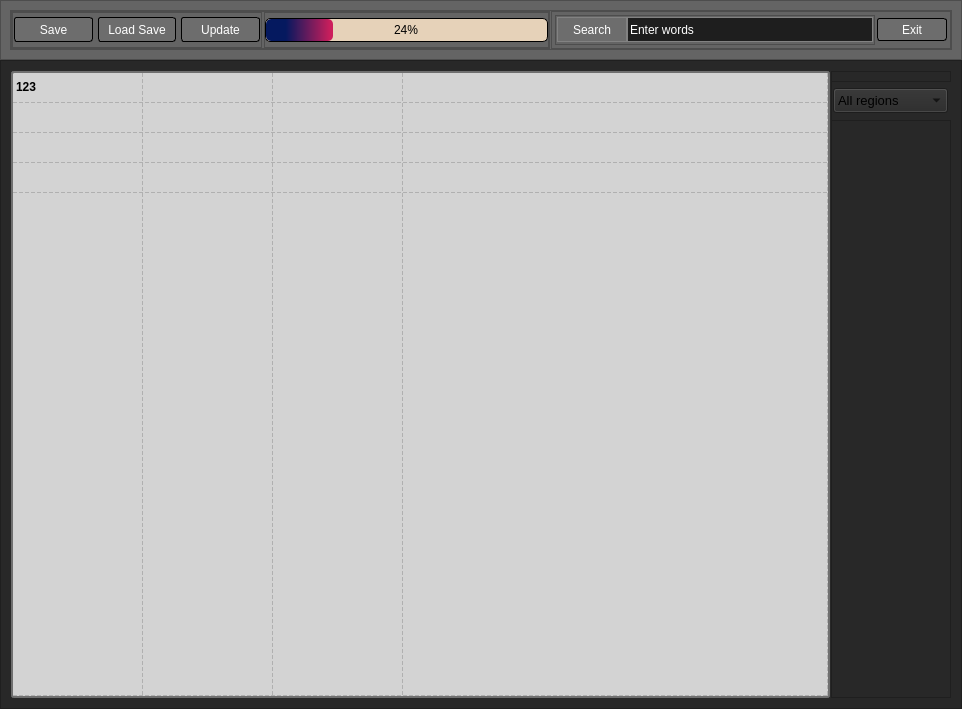
The window that graphic_main.ui (AndreSci/TRADER_pars) describes before a commit, drawn with Qt 5.
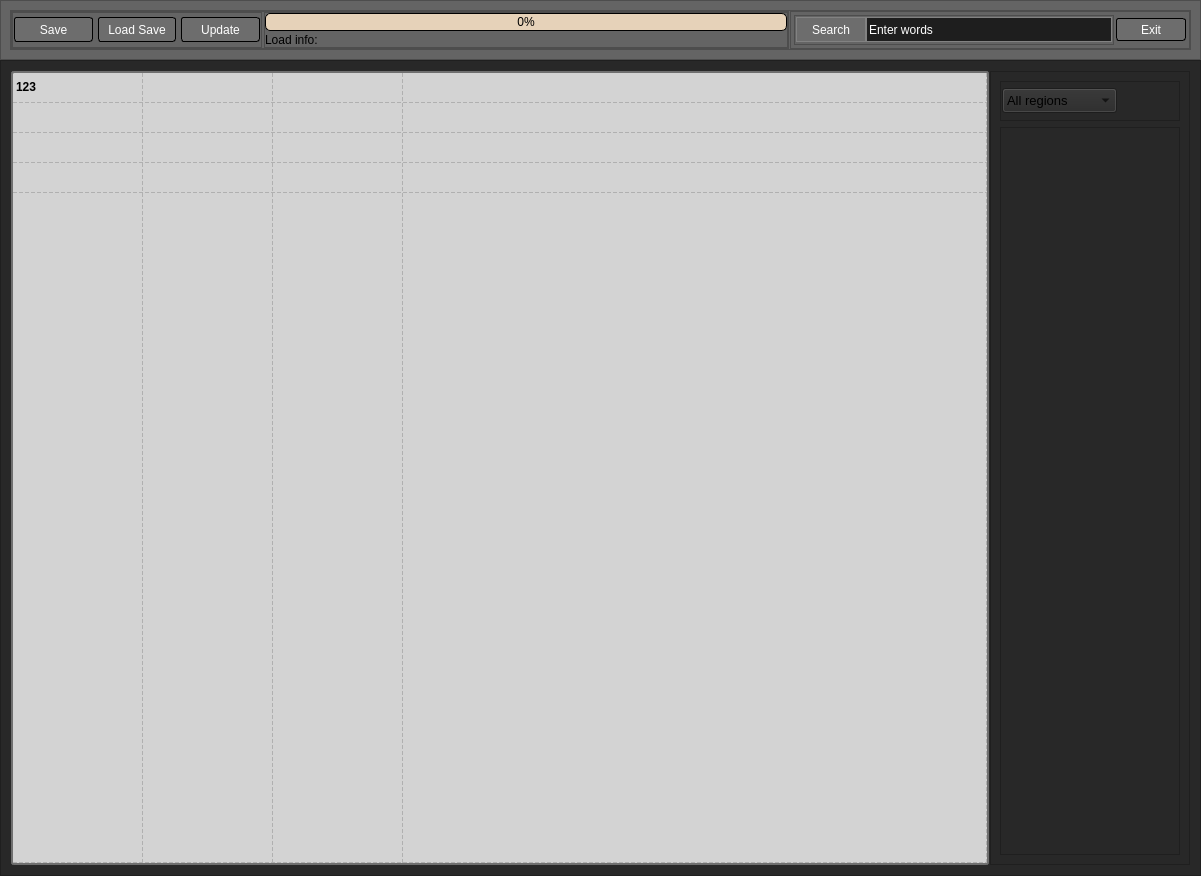
The same window after the commit. Icons and pictures are not drawn.

Commit message: Add web_site table

```diff
--- a/graphic_main.ui
+++ b/graphic_main.ui
@@ -6,8 +6,8 @@
    <rect>
     <x>0</x>
     <y>0</y>
-    <width>962</width>
-    <height>709</height>
+    <width>1201</width>
+    <height>876</height>
    </rect>
   </property>
   <property name="minimumSize">
@@ -324,7 +324,7 @@
 }</string>
                  </property>
                  <property name="value">
-                  <number>24</number>
+                  <number>0</number>
                  </property>
                  <property name="alignment">
                   <set>Qt::AlignCenter</set>
@@ -337,6 +337,13 @@
                  </property>
                 </widget>
                </item>
+               <item>
+                <widget class="QLabel" name="Load_info">
+                 <property name="text">
+                  <string>Load info:</string>
+                 </property>
+                </widget>
+               </item>
               </layout>
              </widget>
             </item>
@@ -637,7 +644,7 @@
            <widget class="QFrame" name="menu_right">
             <property name="minimumSize">
              <size>
-              <width>120</width>
+              <width>200</width>
               <height>0</height>
              </size>
             </property>
@@ -656,15 +663,9 @@
             <property name="frameShadow">
              <enum>QFrame::Raised</enum>
             </property>
+            <layout class="QVBoxLayout" name="verticalLayout_5">
+             <item>
             <widget class="QFrame" name="frame_7">
-             <property name="geometry">
-              <rect>
-               <x>0</x>
-               <y>10</y>
-               <width>125</width>
-               <height>40</height>
-              </rect>
-             </property>
              <property name="minimumSize">
               <size>
                <width>110</width>
@@ -753,6 +754,41 @@
               </item>
              </layout>
             </widget>
+             </item>
+             <item>
+              <widget class="QFrame" name="Web_sites">
+               <property name="minimumSize">
+                <size>
+                 <width>0</width>
+                 <height>0</height>
+                </size>
+               </property>
+               <property name="frameShape">
+                <enum>QFrame::StyledPanel</enum>
+               </property>
+               <property name="frameShadow">
+                <enum>QFrame::Raised</enum>
+               </property>
+               <layout class="QVBoxLayout" name="verticalLayout_6">
+                <property name="spacing">
+                 <number>1</number>
+                </property>
+                <property name="leftMargin">
+                 <number>0</number>
+                </property>
+                <property name="topMargin">
+                 <number>0</number>
+                </property>
+                <property name="rightMargin">
+                 <number>0</number>
+                </property>
+                <property name="bottomMargin">
+                 <number>0</number>
+                </property>
+               </layout>
+              </widget>
+             </item>
+            </layout>
            </widget>
           </item>
          </layout>
```
Lines whose indentation alone changed are shown as unchanged. The commit also changes 5 other files.
